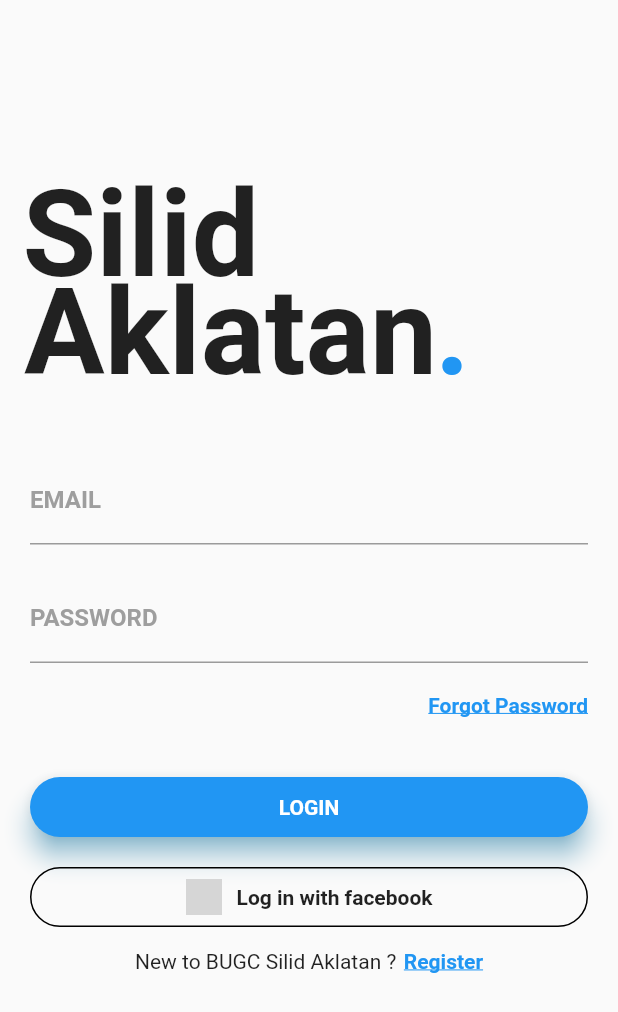
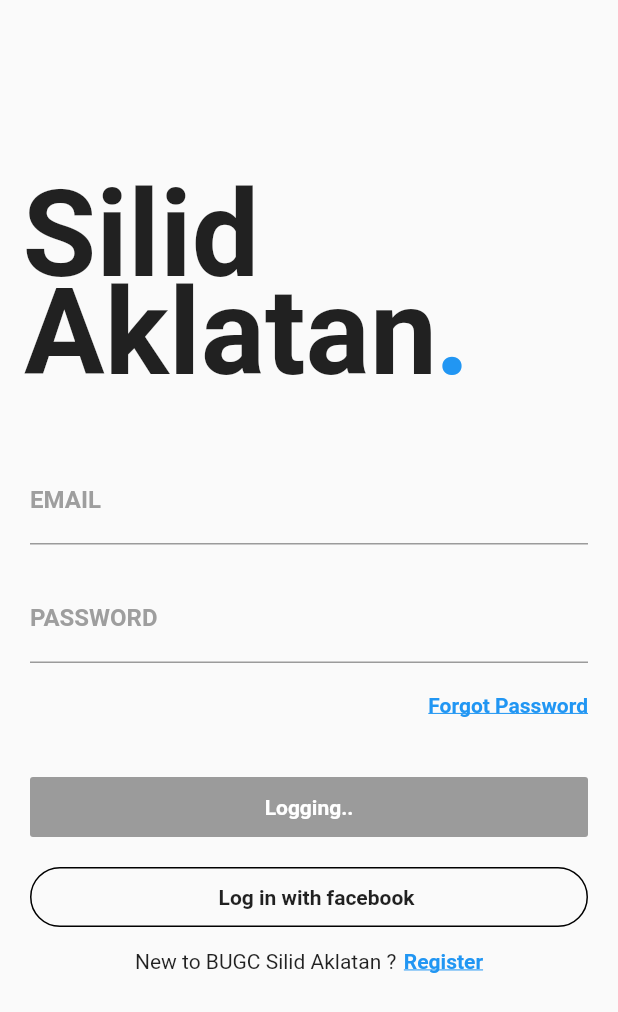
Before and after one commit to EleaFederio/SilidAklatanMobile, a Flutter app: the LoginPage screen opened directly, after a tap on "LOGIN", on a phone screen of 412 x 824 dp. Shown: the top 1012 px of the screen. Run offline on Flutter 3.47's test engine with Material 2 defaults, Android fonts, the phone set to English and light mode, and no system bars; our stand-ins replace shared_preferences; accounts and stored records are empty; network calls fail; Roboto replaces fonts that are missing (Montserrat); grey boxes are pictures that could not be loaded.

Commit message:
Login using API

```diff
--- a/lib/bookdetails.dart
+++ b/lib/bookdetails.dart
@@ -20,7 +20,7 @@ class BookDetails extends StatelessWidget {
               child: SizedBox(
                 height: 500.0,
                 child: Image(
-                  image: NetworkImage(book.image_url != null ? "http://192.168.43.115:8000/images/" + book.image_url : "http://192.168.43.115:8000/images/nobookcover.jpg"),
+                  image: NetworkImage(book.image_url != null ? "http://192.168.254.102:8000/images/" + book.image_url : "http://192.168.254.102:8000/images/nobookcover.jpg"),
                 ),
               )
           ),
--- a/lib/login.dart
+++ b/lib/login.dart
@@ -1,4 +1,10 @@
+import 'dart:convert';
+
 import 'package:flutter/material.dart';
+import 'package:shared_preferences/shared_preferences.dart';
+import 'package:silid_aklatan_mobile/api/api.dart';
+import 'package:silid_aklatan_mobile/main.dart';
+import 'package:silid_aklatan_mobile/register.dart';
 
 class LoginPage extends StatefulWidget {
   @override
@@ -6,6 +12,26 @@ class LoginPage extends StatefulWidget {
 }
 
 class _LoginPageState extends State<LoginPage> {
+
+  bool _isLoading = false;
+
+  TextEditingController mailController = TextEditingController();
+  TextEditingController passwordController = TextEditingController();
+
+  ScaffoldState scaffoldState;
+  _showMsg(msg){
+    final snackBar = SnackBar(
+      content: Text(msg),
+      action: SnackBarAction(
+          label: 'Close',
+          onPressed: (){
+
+          },
+      ),
+    );
+    Scaffold.of(context).showSnackBar(snackBar);
+  }
+
   @override
   Widget build(BuildContext context) {
     return Scaffold(
@@ -45,6 +71,7 @@ class _LoginPageState extends State<LoginPage> {
                 child: Column(
                   children: <Widget>[
                     TextField(
+                      controller: mailController,
                       decoration: InputDecoration(
                           labelText: 'EMAIL',
                           labelStyle: TextStyle(
@@ -56,6 +83,7 @@ class _LoginPageState extends State<LoginPage> {
                     ),
                     SizedBox(height: 20.0),
                     TextField(
+                      controller: passwordController,
                       decoration: InputDecoration(
                           labelText: 'PASSWORD',
                           labelStyle: TextStyle(
@@ -84,23 +112,19 @@ class _LoginPageState extends State<LoginPage> {
                     SizedBox(height: 40.0),
                     Container(
                       height: 40.0,
-                      child: Material(
-                        borderRadius: BorderRadius.circular(20.0),
-                        shadowColor: Colors.lightBlueAccent,
+                      child: RaisedButton(
                         color: Colors.blue,
                         elevation: 7.0,
-                        child: GestureDetector(
-                          onTap: () {},
                         child: Center(
                           child: Text(
-                              'LOGIN',
+                            _isLoading? 'Logging..' : 'LOGIN',
                             style: TextStyle(
                                 color: Colors.white,
                                 fontWeight: FontWeight.bold,
                                 fontFamily: 'Montserrat'),
                           ),
                         ),
-                        ),
+                        onPressed: _isLoading? null : _login,
                       ),
                     ),
                     SizedBox(height: 20.0),
@@ -118,10 +142,10 @@ class _LoginPageState extends State<LoginPage> {
                         child: Row(
                           mainAxisAlignment: MainAxisAlignment.center,
                           children: <Widget>[
-                            Center(
-                              child:
-                              ImageIcon(AssetImage('assets/facebook.png')),
-                            ),
+//                            Center(
+//                              child:
+//                              ImageIcon(AssetImage('assets/facebook.png')),
+//                            ),
                             SizedBox(width: 10.0),
                             Center(
                               child: Text('Log in with facebook',
@@ -146,7 +170,7 @@ class _LoginPageState extends State<LoginPage> {
                 SizedBox(width: 5.0),
                 InkWell(
                   onTap: () {
-                    Navigator.of(context).pushNamed('/signup');
+                    Navigator.push(context, MaterialPageRoute(builder: (context) => Register()));
                   },
                   child: Text(
                     'Register',
@@ -160,6 +184,35 @@ class _LoginPageState extends State<LoginPage> {
               ],
             )
           ],
-        ));;
+        )
+    );;
   }
+
+  void _login() async {
+    setState(() {
+      _isLoading = true;
+    });
+
+    var data = {
+      'email' : mailController.text,
+      'password' : passwordController.text,
+    };
+
+    var res = await CallApi().postData(data, 'login');
+    var body = json.decode(res.body);
+    if(body['success']){
+      print('Login Success!');
+      SharedPreferences localStorage = await SharedPreferences.getInstance();
+      localStorage.setString('token', body['token']);
+      localStorage.setString('student', json.encode(body['student']));
+      Navigator.push(context, MaterialPageRoute(builder: (context) => MyApp()));
+    }else{
+      _showMsg(body['message']);
     }
+
+    setState(() {
+      _isLoading = false;
+    });
+  }
+
+}
```
Also changed, not shown: lib/AccountPage.dart (+11 -3 lines), lib/main.dart (+12 -11 lines). Lines whose indentation alone changed are shown as unchanged.
